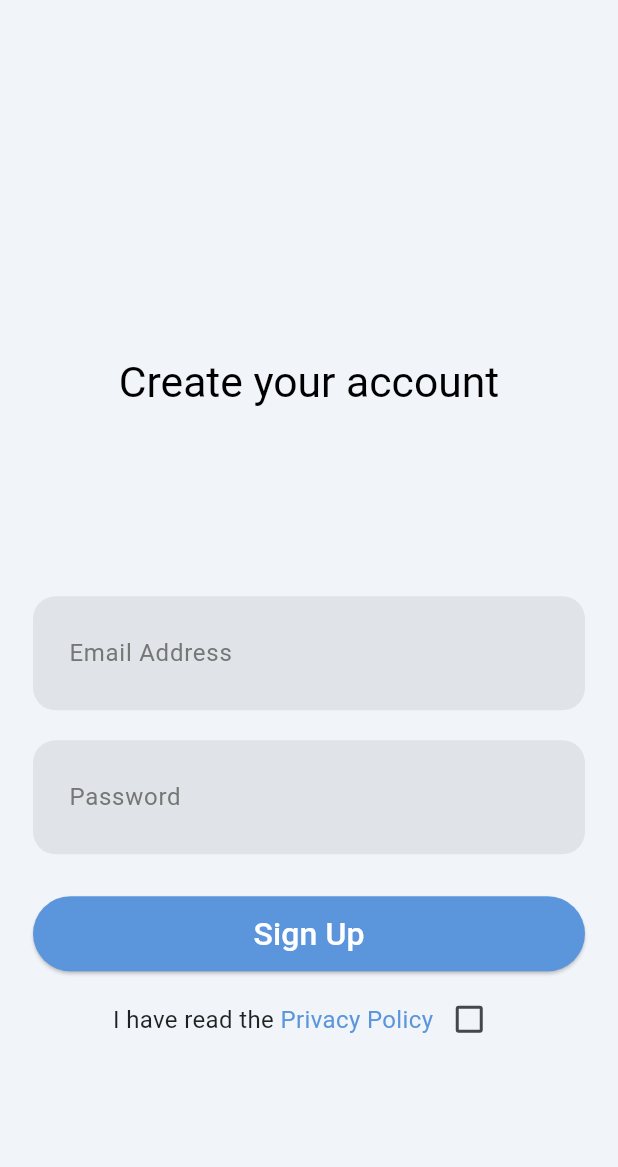
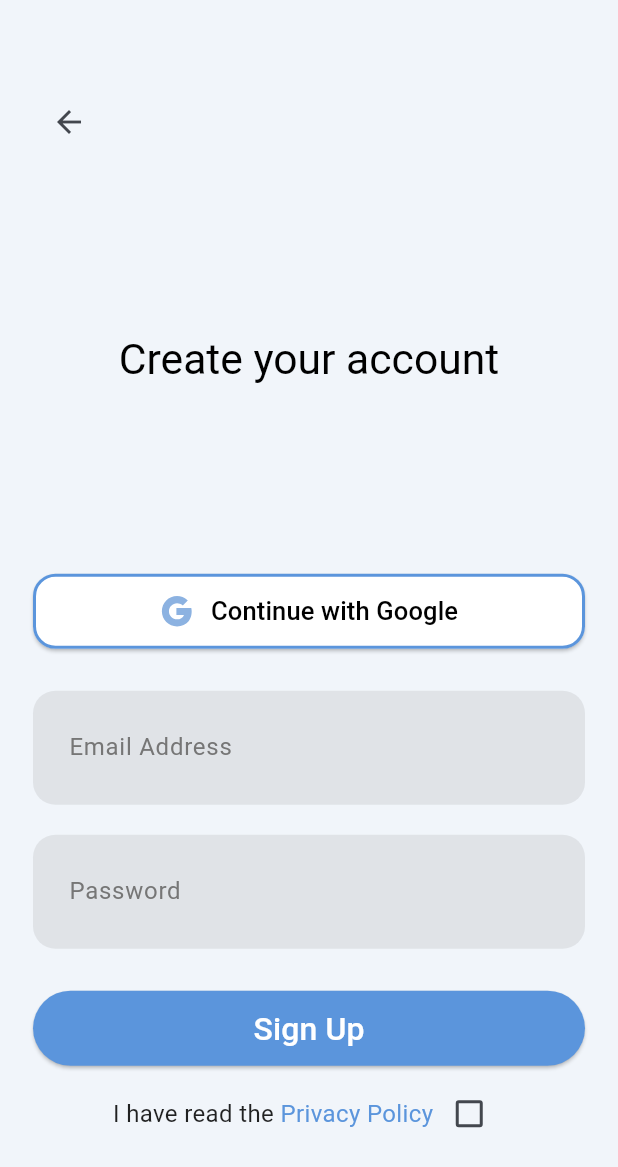
Before and after one commit to TBMenterprise/Zenify2, a Flutter app: the SignUpPage screen opened by its route, on a phone screen of 412 x 824 dp. Shown: the top 1167 px of the screen. Run offline on Flutter 3.47's test engine with Material 3 defaults, Android fonts, the light colour scheme and no system bars; our stand-ins replace email_validator, firebase_auth, firebase_core, flutter_svg; accounts and stored records are empty; Roboto replaces fonts that are missing (Literata).

Commit message:
moved widgets into functions for readability added  google buttons and a back button on sign up and log in

```diff
--- a/lib/sign_up.dart
+++ b/lib/sign_up.dart
@@ -2,6 +2,9 @@
 import 'package:flutter/material.dart';
 import 'package:firebase_auth/firebase_auth.dart';
 import 'auth_services.dart';
+import 'package:flutter_svg/flutter_svg.dart';
+
+
 
 class SignUpPage extends StatefulWidget {
   const SignUpPage({super.key});
@@ -34,15 +37,16 @@
           password: _passwordController.text,
         );
         if (mounted) {
+          // Navigation is handled by AuthLayout listening to auth state changes.
           Navigator.pushReplacementNamed(context, '/chat');
-        }
-      } on FirebaseAuthException catch (e) {
+      }} on FirebaseAuthException catch (e) {
         setState(() {
           _errorMessage = e.message ?? 'An error occurred.';
         });
       }
     }
   }
+
 
   @override
   Widget build(BuildContext context) {
@@ -51,23 +55,92 @@
     return Scaffold(
       // backgroundColor is now inherited from the theme's colorScheme.background
       body: Container(
-          margin: const EdgeInsets.only(top: 116, left: 22, right: 22),
+          margin: const EdgeInsets.only(top: 20, left: 22, right: 22, bottom: 20),
           child: Center(
           child: SingleChildScrollView(
             child: Form(
               key: _formKey,
               child: Column(
               children: [
+                Align(
+                    alignment: Alignment.centerLeft,
+                    child: backbutton(),
+                  ),
+              SizedBox( height: 116),
               Text(
               'Create your account',
               style: theme.textTheme.headlineMedium,
             ),
 
-              const SizedBox(
+            const SizedBox(
                 height: 124,
                 ),
-
-            TextFormField(
+            googleButton(),
+            const SizedBox(
+              height: 28,
+            ),
+            enteremail(),
+            const SizedBox(
+              height: 20,
+            ),
+            enterpassword(),
+            const SizedBox(
+              height: 28,
+            ),
+            signupbutton(),
+            if (_errorMessage.isNotEmpty)
+               erroRmessage(),
+            const SizedBox(height: 8),
+            readPrivacypol(),
+              ],
+           ),
+          ),
+         ),
+        ),
+      ),
+    );
+  }
+  Widget backbutton() {
+    return IconButton(
+      icon: const Icon(Icons.arrow_back),
+      onPressed: () {
+        Navigator.pushNamed(context, '/');
+      },
+    );
+  }
+  Widget googleButton() {
+    final theme = Theme.of(context);
+    return ElevatedButton(
+      onPressed: () {
+        // TODO: Implement Google Sign-In
+      },
+      style: ElevatedButton.styleFrom(
+          backgroundColor: Colors.white,
+          side: BorderSide(color: theme.colorScheme.primary, width: 2),
+          foregroundColor: Colors.black,
+          shape:
+              RoundedRectangleBorder(borderRadius: BorderRadius.circular(15))),
+      // The Row's mainAxisAlignment will handle the centering.
+      child: Row(
+        mainAxisAlignment: MainAxisAlignment.center,
+        children: [
+          SvgPicture.asset(
+            'assets/bluegoogleicon.svg',
+            height: 22.0,
+          ),
+          const SizedBox(width: 12.0),
+          const Text(
+            'Continue with Google',
+            style: TextStyle(fontSize: 17),
+          ),
+        ],
+      ),
+  );
+  }
+  Widget enteremail(){
+    final theme = Theme.of(context);
+    return
+    TextFormField(
               controller: _emailController,
               cursorColor: theme.colorScheme.primary,
               decoration: InputDecoration(
@@ -82,11 +155,11 @@
                 }
                 return null;
               },
-            ),
-            const SizedBox(
-              height: 20,
-            ),
-             TextFormField(
+            );
+  }
+  Widget enterpassword(){
+    final theme = Theme.of(context);
+    return TextFormField(
               controller: _passwordController,
               obscureText: true,
               cursorColor: theme.colorScheme.primary,
@@ -99,28 +172,34 @@
                 }
                 return null;
               },
-            ),
-            const SizedBox(
-              height: 28,
-            ),
-            ElevatedButton(
+            );
+  }
+  Widget signupbutton(){
+    final theme = Theme.of(context);
+    return ElevatedButton(
               onPressed: _signUp,
               // Style is now inherited from the theme
               child: Text(
                 'Sign Up',
                 style: theme.textTheme.labelLarge?.copyWith(color: Colors.white),
               ),
-            ),
-            if (_errorMessage.isNotEmpty)
-              Padding(
+            );
+
+  }
+  Widget erroRmessage(){
+    return
+    Padding(
                 padding: const EdgeInsets.only(top: 8.0),
                 child: Text(
                   _errorMessage,
                   style: const TextStyle(color: Colors.redAccent),
                 ),
-              ),
-            const SizedBox(height: 8),
-            Row(
+              );
+
+  }
+  Widget readPrivacypol(){
+    final theme = Theme.of(context);
+    return Row(
               mainAxisAlignment: MainAxisAlignment.center,
               children: [
                 RichText(
@@ -147,13 +226,8 @@
                   activeColor: theme.colorScheme.primary,
                 ),
               ],
-            ),
-              ],
-           ),
-          ),
-         ),
-        ),
-      ),
-    );
+            );
+
   }
+
 }
--- a/pubspec.yaml
+++ b/pubspec.yaml
@@ -36,6 +36,7 @@
   firebase_core: ^4.0.0
   firebase_auth: ^6.0.0
   email_validator: ^3.0.0
+  flutter_svg: ^2.0.10+1
 
 dev_dependencies:
   flutter_test:
@@ -56,6 +57,7 @@
   #To add assets to your application, add an assets section, like this:
   assets:
     - assets/signInImage.png
+    - assets/bluegoogleicon.svg
 
 
   # An image asset can refer to one or more resolution-specific "variants", see
```
Also changed, not shown: lib/login.dart (+95 -23 lines), assets/bluegoogleicon.svg (added).
